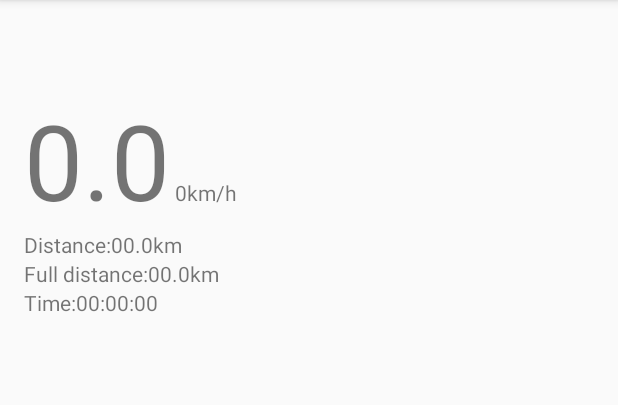
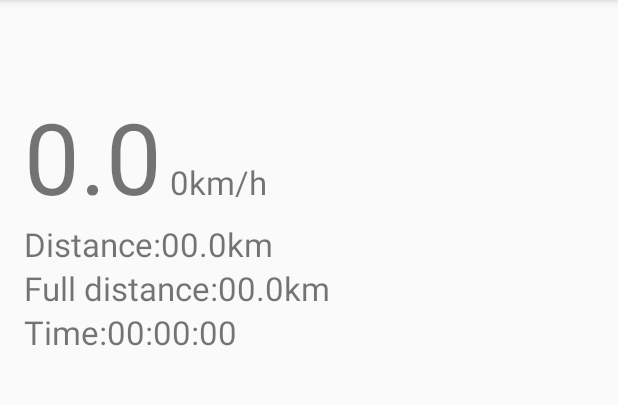
Before and after one commit to michal915/Speedometer, an Android app: the screen it shows after launch (MainActivity), on a phone screen of 412 x 824 dp, the part 84-489 px from its top. Run offline under Robolectric (Android 15) with nearby library versions, the phone set to English and light mode, and no system bars.

Commit message:
add time monitor

```diff
--- a/app/src/main/res/layout/activity_main.xml
+++ b/app/src/main/res/layout/activity_main.xml
@@ -8,48 +8,63 @@
     android:paddingLeft="16dp"
     android:paddingRight="16dp"
     android:orientation="vertical" >
-    <TextView android:id="@+id/text_velocity"
+
+    <TextView
+        android:id="@+id/text_velocity"
         android:layout_width="wrap_content"
         android:layout_height="wrap_content"
-        android:text="00.0km/h" />
+        android:text="00.0km/h"
+        android:textSize="22sp" />
 
-    <TextView android:id="@+id/text_distance"
+    <TextView
+        android:id="@+id/text_distance"
         android:layout_width="wrap_content"
         android:layout_height="wrap_content"
+        android:layout_below="@+id/text_velocity"
+        android:layout_toRightOf="@+id/text_distanceConst"
         android:text="00.0km"
-        android:layout_below="@+id/text_velocity"
-        android:layout_toRightOf="@+id/text_distanceConst"/>
+        android:textSize="22sp" />
 
-    <TextView android:id="@+id/text_distanceConst"
+    <TextView
+        android:id="@+id/text_distanceConst"
         android:layout_width="wrap_content"
         android:layout_height="wrap_content"
+        android:layout_below="@+id/text_velocity"
         android:text="@string/menu_distance"
-        android:layout_below="@+id/text_velocity"/>
+        android:textSize="22sp" />
 
-    <TextView android:id="@+id/text_fullDistanceConst"
+    <TextView
+        android:id="@+id/text_fullDistanceConst"
         android:layout_width="wrap_content"
         android:layout_height="wrap_content"
+        android:layout_below="@+id/text_distanceConst"
         android:text="@string/menu_full_distance"
-        android:layout_below="@+id/text_distanceConst"/>
+        android:textSize="22sp" />
 
-    <TextView android:id="@+id/text_fullDistance"
+    <TextView
+        android:id="@+id/text_fullDistance"
         android:layout_width="wrap_content"
         android:layout_height="wrap_content"
+        android:layout_below="@+id/text_distanceConst"
+        android:layout_toRightOf="@+id/text_fullDistanceConst"
         android:text="00.0km"
-        android:layout_below="@+id/text_distanceConst"
-        android:layout_toRightOf="@+id/text_fullDistanceConst"/>
+        android:textSize="22sp" />
 
-    <TextView android:id="@+id/text_timeConst"
+    <TextView
+        android:id="@+id/text_timeConst"
         android:layout_width="wrap_content"
         android:layout_height="wrap_content"
+        android:layout_below="@+id/text_fullDistanceConst"
         android:text="@string/menu_time"
-        android:layout_below="@+id/text_fullDistanceConst"/>
+        android:textSize="22sp" />
 
-    <TextView android:id="@+id/text_time"
+    <TextView
+        android:id="@+id/text_time"
         android:layout_width="wrap_content"
         android:layout_height="wrap_content"
+        android:layout_below="@+id/text_fullDistanceConst"
+        android:layout_toRightOf="@+id/text_timeConst"
         android:text="00:00:00"
-        android:layout_below="@+id/text_fullDistanceConst"
-        android:layout_toRightOf="@+id/text_timeConst"/>
+        android:textSize="22sp" />
 
 </RelativeLayout>
```
Also changed, not shown: app/src/main/java/com/example/michal/speedmeter/MainActivity.java (+22 -29 lines).
